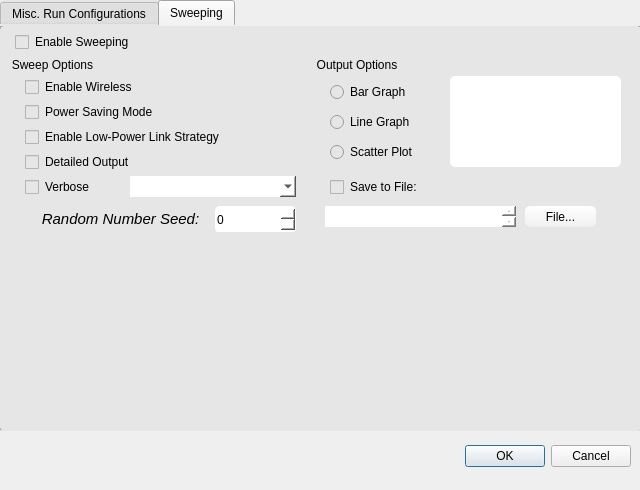
The window that run_configurations.ui (mvxt/noximGUI) describes before a commit, drawn with Qt 5.
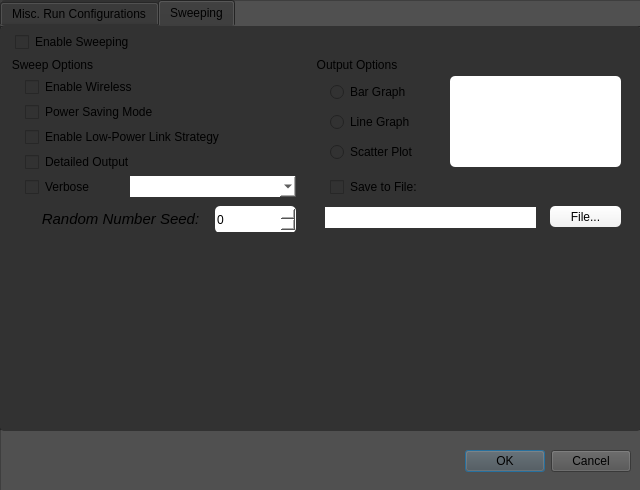
The same window after the commit. The open tabs and pages were chosen to show the change.

Commit message: Changed UI theme, latest updates to boxes changed to spinboxes, added run config dialog

Diff of the .ui file:
```diff
--- a/run_configurations.ui
+++ b/run_configurations.ui
@@ -27,22 +27,24 @@
 }
 background-color: rgb(177, 177, 177);</string>
   </property>
-  <widget class="QDialogButtonBox" name="buttonBox">
+  <widget class="QFrame" name="frame">
    <property name="geometry">
     <rect>
-     <x>10</x>
-     <y>440</y>
-     <width>621</width>
-     <height>32</height>
+     <x>0</x>
+     <y>0</y>
+     <width>641</width>
+     <height>491</height>
     </rect>
    </property>
-   <property name="orientation">
-    <enum>Qt::Horizontal</enum>
+   <property name="styleSheet">
+    <string notr="true">background-color: rgb(80, 80, 80)</string>
    </property>
-   <property name="standardButtons">
-    <set>QDialogButtonBox::Cancel|QDialogButtonBox::Ok</set>
+   <property name="frameShape">
+    <enum>QFrame::StyledPanel</enum>
    </property>
-  </widget>
+   <property name="frameShadow">
+    <enum>QFrame::Raised</enum>
+   </property>
   <widget class="QTabWidget" name="tabWidget">
    <property name="geometry">
     <rect>
@@ -53,7 +55,7 @@
     </rect>
    </property>
    <property name="styleSheet">
-    <string notr="true">background-color: rgb(230, 230, 230);
+     <string notr="true">background-color: rgb(50, 50, 50);
 border-radius: 5px;</string>
    </property>
    <property name="currentIndex">
@@ -594,14 +596,14 @@
        <rect>
         <x>10</x>
         <y>150</y>
-        <width>271</width>
+         <width>296</width>
         <height>21</height>
        </rect>
       </property>
       <widget class="QPushButton" name="pushButton_6">
        <property name="geometry">
         <rect>
-         <x>200</x>
+          <x>225</x>
          <y>0</y>
          <width>71</width>
          <height>21</height>
@@ -616,22 +618,6 @@
         <string>File...</string>
        </property>
       </widget>
-      <widget class="QTextEdit" name="textEdit_2">
-       <property name="geometry">
-        <rect>
-         <x>-5</x>
-         <y>0</y>
-         <width>196</width>
-         <height>21</height>
-        </rect>
-       </property>
-       <property name="styleSheet">
-        <string notr="true">background-color: rgb(255, 255, 255);
-border-radius: 0px;
-font-size: 10pt;
-text-align: right;</string>
-       </property>
-      </widget>
      </widget>
      <widget class="QCheckBox" name="Power_Save_CheckBox_14">
       <property name="geometry">
@@ -646,6 +632,20 @@
        <string>Save to File:</string>
       </property>
      </widget>
+      <widget class="QLineEdit" name="lineEdit">
+       <property name="geometry">
+        <rect>
+         <x>10</x>
+         <y>151</y>
+         <width>211</width>
+         <height>21</height>
+        </rect>
+       </property>
+       <property name="styleSheet">
+        <string notr="true">background-color: rgb(255, 255, 255);
+border-radius: 0px;</string>
+       </property>
+      </widget>
     </widget>
     <widget class="QCheckBox" name="Power_Save_CheckBox_15">
      <property name="geometry">
@@ -662,6 +662,23 @@
     </widget>
    </widget>
   </widget>
+   <widget class="QDialogButtonBox" name="buttonBox">
+    <property name="geometry">
+     <rect>
+      <x>10</x>
+      <y>445</y>
+      <width>621</width>
+      <height>32</height>
+     </rect>
+    </property>
+    <property name="orientation">
+     <enum>Qt::Horizontal</enum>
+    </property>
+    <property name="standardButtons">
+     <set>QDialogButtonBox::Cancel|QDialogButtonBox::Ok</set>
+    </property>
+   </widget>
+  </widget>
  </widget>
  <resources/>
  <connections>
```
Left out of the diff: 39 changed lines with no effect on the pictures. Lines whose indentation alone changed are shown as unchanged. The commit also changes 15 other files.
